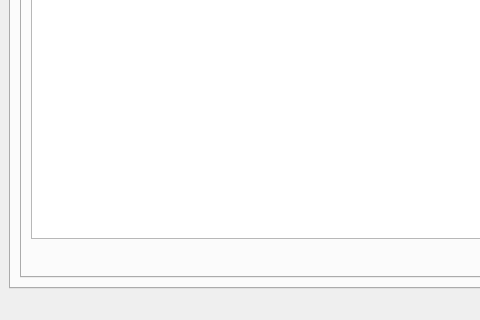
This is mainwindow.ui in CMLDMR/romCityCreator as Qt 5 draws it before an edit; both pictures show x 0 to 480 and y 350 to 670 of the 1415 by 670 pixel window. The edited form follows.
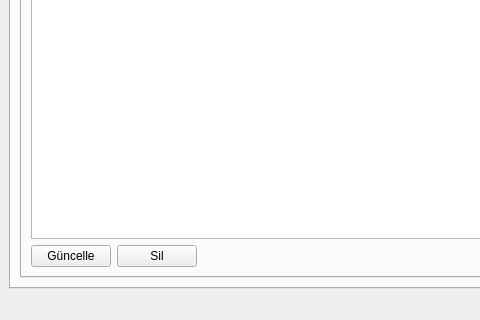
This is the edited form.

Patch:
```diff
--- a/mainwindow.ui
+++ b/mainwindow.ui
@@ -248,6 +248,20 @@
               </item>
               <item>
                <layout class="QHBoxLayout" name="horizontalLayout_5">
+                <item>
+                 <widget class="QPushButton" name="pushButton_updatePlantList">
+                  <property name="text">
+                   <string>Güncelle</string>
+                  </property>
+                 </widget>
+                </item>
+                <item>
+                 <widget class="QPushButton" name="pushButton_deletePlant">
+                  <property name="text">
+                   <string>Sil</string>
+                  </property>
+                 </widget>
+                </item>
                 <item>
                  <spacer name="horizontalSpacer">
                   <property name="orientation">
```
